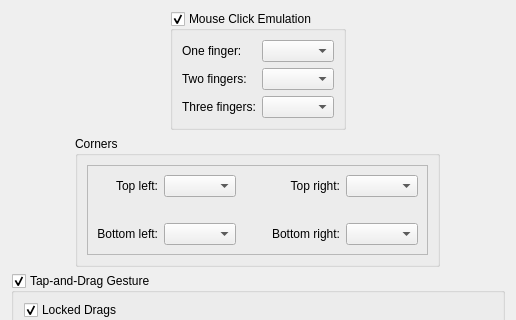
The window that kcms/touchpad/src/kcm/xlib/ui/tap.ui (Sonic-DE/sonic-desktop-interface) describes before a commit, drawn with Qt 5; both pictures show x 0 to 516 and y 0 to 320 of the 516 by 546 pixel window.
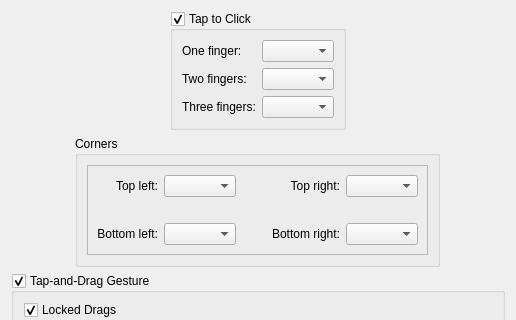
The same window after the commit. Custom widgets are drawn as their Qt base class.

Commit message:
Relabel "Mouse Click Emulation" to "Tap to Click"
Summary:
Text change/usability improvement. Replace technical terms with user-friendly language.

FIXED-IN: 5.15.0

Test Plan:
- Recompile/reinclude touchpad KCM
- Check for text change

Reviewers: ngraham, #plasma

Reviewed By: ngraham

Subscribers: romangg, furkantokac, plasma-devel

Tags: #plasma

What changed in the file:
```diff
--- a/kcms/touchpad/src/kcm/xlib/ui/tap.ui
+++ b/kcms/touchpad/src/kcm/xlib/ui/tap.ui
@@ -25,7 +25,7 @@
         </sizepolicy>
        </property>
        <property name="title">
-        <string>Mouse Click Emulation</string>
+        <string>Tap to Click</string>
        </property>
        <property name="flat">
         <bool>true</bool>
```
